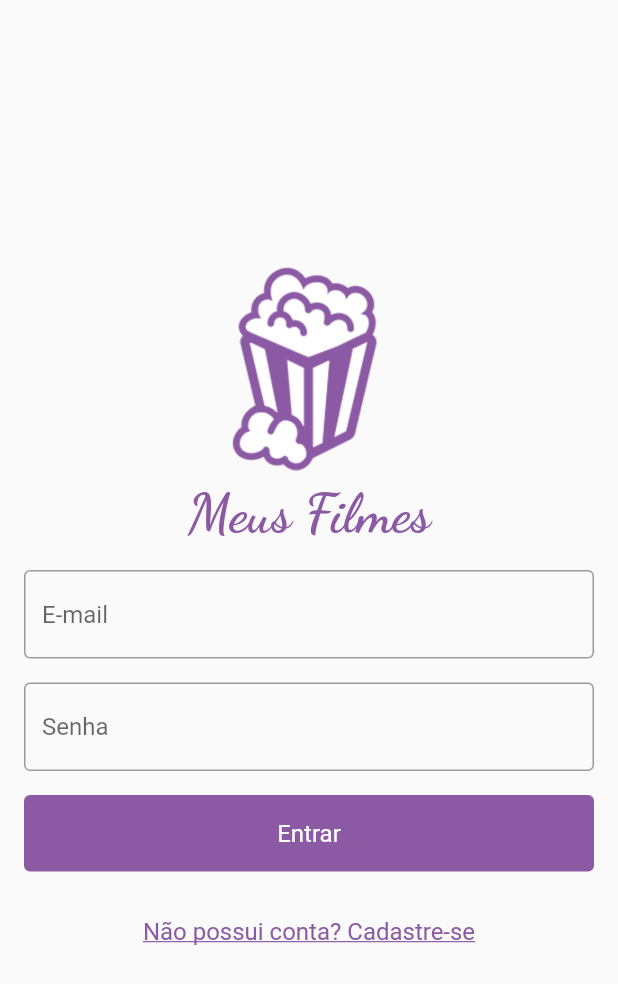
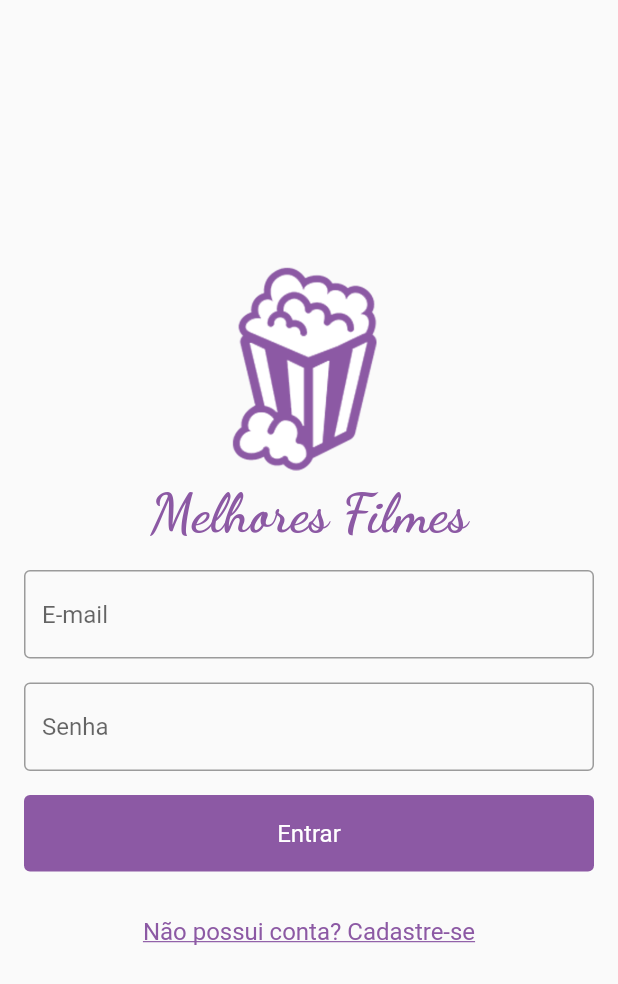
Before and after one commit to adonaipinheiro/meus_filmes, a Flutter app: the screen it shows after launch, on a phone screen of 412 x 824 dp. Shown: the top 984 px of the screen. Run offline on Flutter 3.47's test engine with Material 2 defaults, Android fonts, the phone set to English and light mode, and no system bars; our stand-ins replace cloud_firestore, firebase_auth, firebase_core, google_fonts; accounts and stored records are empty.

Commit message:
Change name

```diff
--- a/lib/main.dart
+++ b/lib/main.dart
@@ -26,7 +26,7 @@ class MeusFilmes extends StatelessWidget {
   Widget build(BuildContext context) {
     return MaterialApp(
       debugShowCheckedModeBanner: false,
-      title: 'Meus Filmes',
+      title: 'Melhores Filmes',
       initialRoute: '/',
       routes: {
         '/': (context) => const SplashScreen(),
--- a/lib/screens/home_screen.dart
+++ b/lib/screens/home_screen.dart
@@ -58,7 +58,7 @@ class _HomeScreenState extends State<HomeScreen> {
         appBar: AppBar(
           backgroundColor: const Color(0xff8c59a4),
           title: Text(
-            "Meus Filmes",
+            "Melhores Filmes",
             style: GoogleFonts.dancingScript(
               fontSize: 24,
               fontWeight: FontWeight.bold,
--- a/lib/screens/login_screen.dart
+++ b/lib/screens/login_screen.dart
@@ -74,7 +74,7 @@ class _LoginScreenState extends State<LoginScreen> {
                     width: 150,
                   ),
                   Text(
-                    "Meus Filmes",
+                    "Melhores Filmes",
                     style: GoogleFonts.dancingScript(
                       fontSize: 36,
                       fontWeight: FontWeight.bold,
--- a/lib/screens/signup_screen.dart
+++ b/lib/screens/signup_screen.dart
@@ -109,7 +109,7 @@ class _SignUpScreenState extends State<SignUpScreen> {
                     width: 150,
                   ),
                   Text(
-                    "Meus Filmes",
+                    "Melhores Filmes",
                     style: GoogleFonts.dancingScript(
                       fontSize: 36,
                       fontWeight: FontWeight.bold,
--- a/lib/screens/splash_screen.dart
+++ b/lib/screens/splash_screen.dart
@@ -42,7 +42,7 @@ class _SplashScreenState extends State<SplashScreen> {
               Padding(
                 padding: const EdgeInsets.all(8.0),
                 child: Text(
-                  "Meus Filmes",
+                  "Melhores Filmes",
                   style: GoogleFonts.dancingScript(
                     fontSize: 36,
                     fontWeight: FontWeight.bold,
```
Also changed, not shown: 2 other files.
